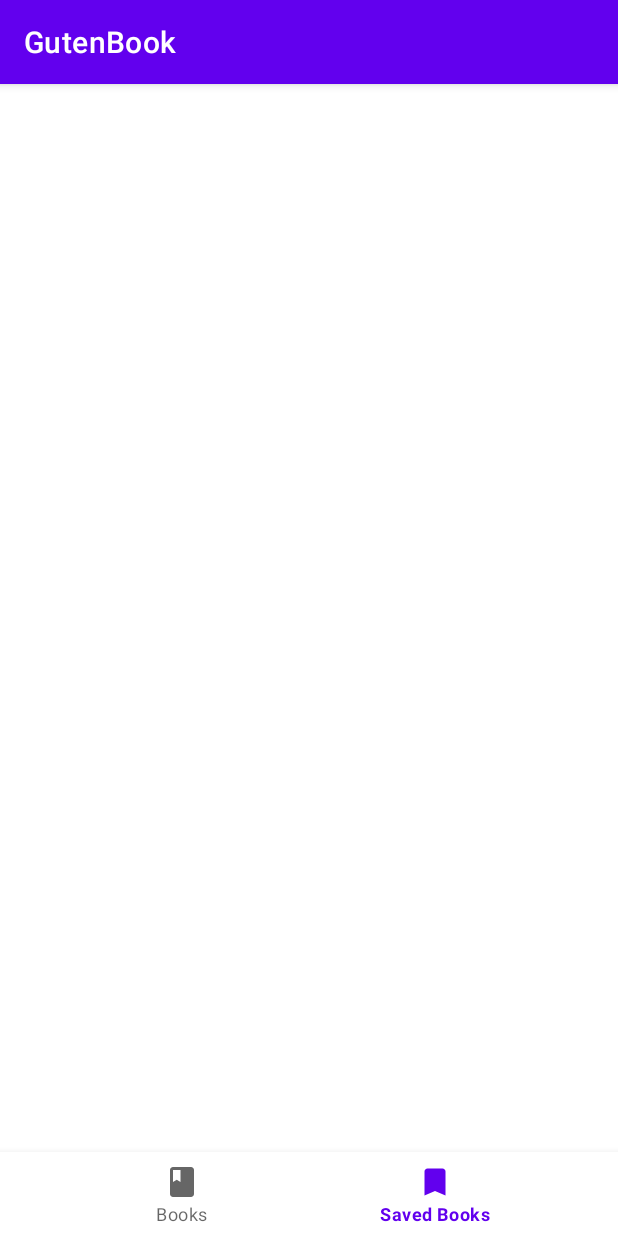
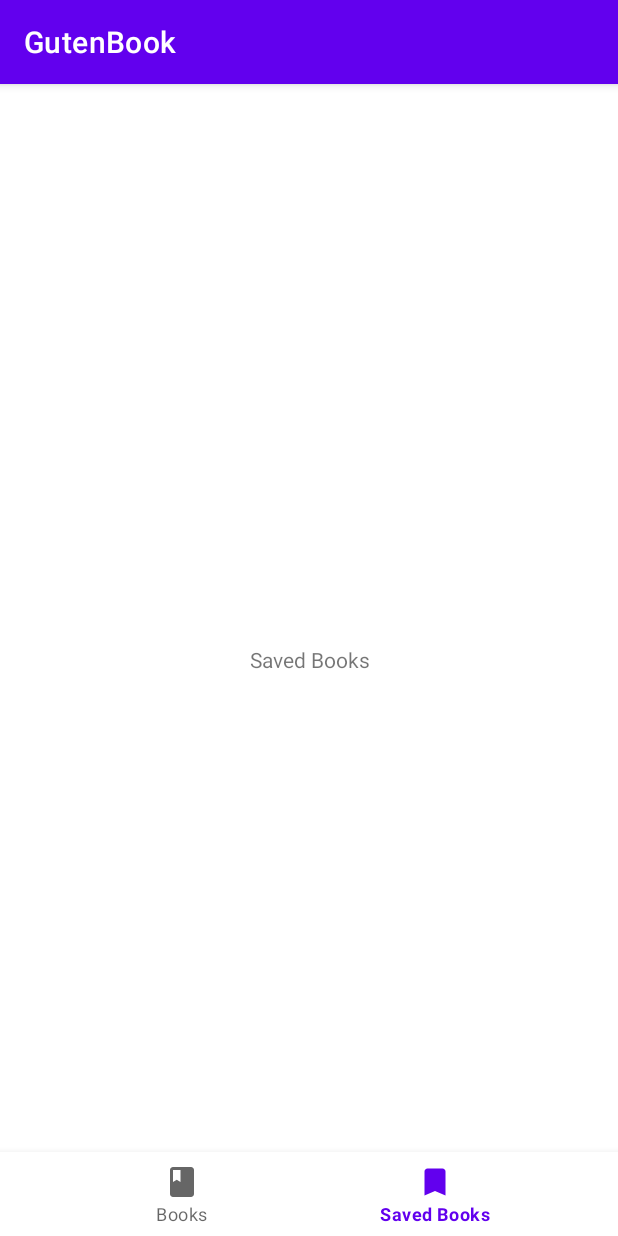
Before and after one commit to Ahmedgadein/GutenBook, an Android app: the screen it shows after launch (MainActivity), item 2 of the bottom bar chosen, on a phone screen of 412 x 824 dp. Run offline under Robolectric (Android 15) with nearby library versions, the phone set to English and light mode, and no system bars; our stand-ins replace navigation-ui.

Commit message:
bottom navigation

```diff
--- a/app/build.gradle
+++ b/app/build.gradle
@@ -43,6 +43,8 @@ dependencies {
     implementation 'com.google.android.material:material:1.5.0'
     implementation 'androidx.constraintlayout:constraintlayout:2.1.3'
     implementation 'androidx.legacy:legacy-support-v4:1.0.0'
+    implementation 'androidx.lifecycle:lifecycle-livedata-ktx:2.4.1'
+    implementation 'androidx.lifecycle:lifecycle-viewmodel-ktx:2.4.1'
     testImplementation 'junit:junit:4.+'
     androidTestImplementation 'androidx.test.ext:junit:1.1.3'
     androidTestImplementation 'androidx.test.espresso:espresso-core:3.4.0'
--- a/app/src/main/java/com/ahmedgadein/gutenbook/HomeFragment.kt
+++ /dev/null
@@ -1,59 +0,0 @@
-package com.ahmedgadein.gutenbook
-
-import android.os.Bundle
-import androidx.fragment.app.Fragment
-import android.view.LayoutInflater
-import android.view.View
-import android.view.ViewGroup
-
-// TODO: Rename parameter arguments, choose names that match
-// the fragment initialization parameters, e.g. ARG_ITEM_NUMBER
-private const val ARG_PARAM1 = "param1"
-private const val ARG_PARAM2 = "param2"
-
-/**
- * A simple [Fragment] subclass.
- * Use the [HomeFragment.newInstance] factory method to
- * create an instance of this fragment.
- */
-class HomeFragment : Fragment() {
-    // TODO: Rename and change types of parameters
-    private var param1: String? = null
-    private var param2: String? = null
-
-    override fun onCreate(savedInstanceState: Bundle?) {
-        super.onCreate(savedInstanceState)
-        arguments?.let {
-            param1 = it.getString(ARG_PARAM1)
-            param2 = it.getString(ARG_PARAM2)
-        }
-    }
-
-    override fun onCreateView(
-        inflater: LayoutInflater, container: ViewGroup?,
-        savedInstanceState: Bundle?
-    ): View? {
-        // Inflate the layout for this fragment
-        return inflater.inflate(R.layout.home_fragment, container, false)
-    }
-
-    companion object {
-        /**
-         * Use this factory method to create a new instance of
-         * this fragment using the provided parameters.
-         *
-         * @param param1 Parameter 1.
-         * @param param2 Parameter 2.
-         * @return A new instance of fragment HomeFragment.
-         */
-        // TODO: Rename and change types and number of parameters
-        @JvmStatic
-        fun newInstance(param1: String, param2: String) =
-            HomeFragment().apply {
-                arguments = Bundle().apply {
-                    putString(ARG_PARAM1, param1)
-                    putString(ARG_PARAM2, param2)
-                }
-            }
-    }
-}
--- a/app/src/main/java/com/ahmedgadein/gutenbook/MainActivity.kt
+++ b/app/src/main/java/com/ahmedgadein/gutenbook/MainActivity.kt
@@ -1,11 +1,29 @@
 package com.ahmedgadein.gutenbook
 
+import android.content.Context
 import androidx.appcompat.app.AppCompatActivity
 import android.os.Bundle
+import android.util.AttributeSet
+import android.view.View
+import androidx.navigation.Navigation
+import androidx.navigation.findNavController
+import androidx.navigation.fragment.NavHostFragment
+import androidx.navigation.ui.NavigationUI
+import com.google.android.material.bottomnavigation.BottomNavigationView
 
 class MainActivity : AppCompatActivity() {
     override fun onCreate(savedInstanceState: Bundle?) {
         super.onCreate(savedInstanceState)
         setContentView(R.layout.activity_main)
+        setBottomNavigation()
+    }
+
+
+    private fun setBottomNavigation(){
+        val navHostFragment =
+            supportFragmentManager.findFragmentById(R.id.nav_host_fragment) as NavHostFragment
+
+        val bottomNavigation = findViewById<BottomNavigationView>(R.id.bottomNavigationView)
+        NavigationUI.setupWithNavController(bottomNavigation, navHostFragment.navController)
     }
 }
--- /dev/null
+++ b/app/src/main/java/com/ahmedgadein/gutenbook/presentation/books/BooksFragment.kt
@@ -0,0 +1,32 @@
+package com.ahmedgadein.gutenbook.presentation.books
+
+import androidx.lifecycle.ViewModelProvider
+import android.os.Bundle
+import androidx.fragment.app.Fragment
+import android.view.LayoutInflater
+import android.view.View
+import android.view.ViewGroup
+import com.ahmedgadein.gutenbook.R
+
+class BooksFragment : Fragment() {
+
+    companion object {
+        fun newInstance() = BooksFragment()
+    }
+
+    private lateinit var viewModel: BooksViewModel
+
+    override fun onCreateView(
+        inflater: LayoutInflater, container: ViewGroup?,
+        savedInstanceState: Bundle?
+    ): View? {
+        return inflater.inflate(R.layout.books_fragment, container, false)
+    }
+
+    override fun onActivityCreated(savedInstanceState: Bundle?) {
+        super.onActivityCreated(savedInstanceState)
+        viewModel = ViewModelProvider(this).get(BooksViewModel::class.java)
+        // TODO: Use the ViewModel
+    }
+
+}
--- /dev/null
+++ b/app/src/main/java/com/ahmedgadein/gutenbook/presentation/books/BooksViewModel.kt
@@ -0,0 +1,7 @@
+package com.ahmedgadein.gutenbook.presentation.books
+
+import androidx.lifecycle.ViewModel
+
+class BooksViewModel : ViewModel() {
+    // TODO: Implement the ViewModel
+}
--- /dev/null
+++ b/app/src/main/java/com/ahmedgadein/gutenbook/presentation/savedbooks/SavedBooks.kt
@@ -0,0 +1,32 @@
+package com.ahmedgadein.gutenbook.presentation.savedbooks
+
+import androidx.lifecycle.ViewModelProvider
+import android.os.Bundle
+import androidx.fragment.app.Fragment
+import android.view.LayoutInflater
+import android.view.View
+import android.view.ViewGroup
+import com.ahmedgadein.gutenbook.R
+
+class SavedBooks : Fragment() {
+
+    companion object {
+        fun newInstance() = SavedBooks()
+    }
+
+    private lateinit var viewModel: SavedBooksViewModel
+
+    override fun onCreateView(
+        inflater: LayoutInflater, container: ViewGroup?,
+        savedInstanceState: Bundle?
+    ): View? {
+        return inflater.inflate(R.layout.saved_books_fragment, container, false)
+    }
+
+    override fun onActivityCreated(savedInstanceState: Bundle?) {
+        super.onActivityCreated(savedInstanceState)
+        viewModel = ViewModelProvider(this).get(SavedBooksViewModel::class.java)
+        // TODO: Use the ViewModel
+    }
+
+}
--- /dev/null
+++ b/app/src/main/java/com/ahmedgadein/gutenbook/presentation/savedbooks/SavedBooksViewModel.kt
@@ -0,0 +1,7 @@
+package com.ahmedgadein.gutenbook.presentation.savedbooks
+
+import androidx.lifecycle.ViewModel
+
+class SavedBooksViewModel : ViewModel() {
+    // TODO: Implement the ViewModel
+}
--- a/app/src/main/res/layout/activity_main.xml
+++ b/app/src/main/res/layout/activity_main.xml
@@ -20,4 +20,14 @@
         app:navGraph="@navigation/nav_graph" />
 
 
+    <com.google.android.material.bottomnavigation.BottomNavigationView
+        android:id="@+id/bottomNavigationView"
+        android:layout_width="match_parent"
+        android:layout_height="wrap_content"
+        app:menu="@menu/bottom_nav"
+        app:layout_constraintBottom_toBottomOf="parent"
+        app:layout_constraintEnd_toEndOf="parent"
+        app:layout_constraintStart_toStartOf="parent" />
+
+
 </androidx.constraintlayout.widget.ConstraintLayout>
--- /dev/null
+++ b/app/src/main/res/layout/books_fragment.xml
@@ -0,0 +1,14 @@
+<?xml version="1.0" encoding="utf-8"?>
+<FrameLayout xmlns:android="http://schemas.android.com/apk/res/android"
+    xmlns:tools="http://schemas.android.com/tools"
+    android:layout_width="match_parent"
+    android:layout_height="match_parent"
+    tools:context=".presentation.books.BooksFragment">
+
+    <TextView
+        android:layout_width="match_parent"
+        android:layout_height="match_parent"
+        android:gravity="center"
+        android:text="Books" />
+
+</FrameLayout>
--- a/app/src/main/res/layout/home_fragment.xml
+++ /dev/null
@@ -1,26 +0,0 @@
-<?xml version="1.0" encoding="utf-8"?>
-<androidx.constraintlayout.widget.ConstraintLayout xmlns:android="http://schemas.android.com/apk/res/android"
-    xmlns:app="http://schemas.android.com/apk/res-auto"
-    xmlns:tools="http://schemas.android.com/tools"
-    android:layout_width="match_parent"
-    android:layout_height="match_parent"
-    tools:context=".HomeFragment">
-
-    <androidx.viewpager2.widget.ViewPager2
-        android:id="@+id/viewPager2"
-        android:layout_width="match_parent"
-        android:layout_height="0dp"
-        app:layout_constraintBottom_toTopOf="@+id/bottomNavigationView"
-        app:layout_constraintEnd_toEndOf="parent"
-        app:layout_constraintStart_toStartOf="parent"
-        app:layout_constraintTop_toTopOf="parent" />
-
-    <com.google.android.material.bottomnavigation.BottomNavigationView
-        android:id="@+id/bottomNavigationView"
-        android:layout_width="match_parent"
-        android:layout_height="wrap_content"
-        app:menu="@menu/bottom_nav"
-        app:layout_constraintBottom_toBottomOf="parent"
-        app:layout_constraintEnd_toEndOf="parent"
-        app:layout_constraintStart_toStartOf="parent" />
-</androidx.constraintlayout.widget.ConstraintLayout>
--- /dev/null
+++ b/app/src/main/res/layout/saved_books_fragment.xml
@@ -0,0 +1,14 @@
+<?xml version="1.0" encoding="utf-8"?>
+<FrameLayout xmlns:android="http://schemas.android.com/apk/res/android"
+    xmlns:tools="http://schemas.android.com/tools"
+    android:layout_width="match_parent"
+    android:layout_height="match_parent"
+    tools:context=".presentation.savedbooks.SavedBooks">
+
+    <TextView
+        android:layout_width="match_parent"
+        android:layout_height="match_parent"
+        android:gravity="center"
+        android:text="Saved Books" />
+
+</FrameLayout>
--- a/app/src/main/res/navigation/nav_graph.xml
+++ b/app/src/main/res/navigation/nav_graph.xml
@@ -3,11 +3,15 @@
     xmlns:app="http://schemas.android.com/apk/res-auto"
     xmlns:tools="http://schemas.android.com/tools"
     android:id="@+id/nav_graph"
-    app:startDestination="@id/homeFragment">
-
+    app:startDestination="@id/books">
     <fragment
-        android:id="@+id/homeFragment"
-        android:name="com.ahmedgadein.gutenbook.HomeFragment"
-        android:label="home_fragment"
-        tools:layout="@layout/home_fragment" />
+        android:id="@+id/books"
+        android:name="com.ahmedgadein.gutenbook.presentation.books.BooksFragment"
+        android:label="books_fragment"
+        tools:layout="@layout/books_fragment" />
+    <fragment
+        android:id="@+id/savedBooks"
+        android:name="com.ahmedgadein.gutenbook.presentation.savedbooks.SavedBooks"
+        android:label="saved_books_fragment"
+        tools:layout="@layout/saved_books_fragment" />
 </navigation>
```
